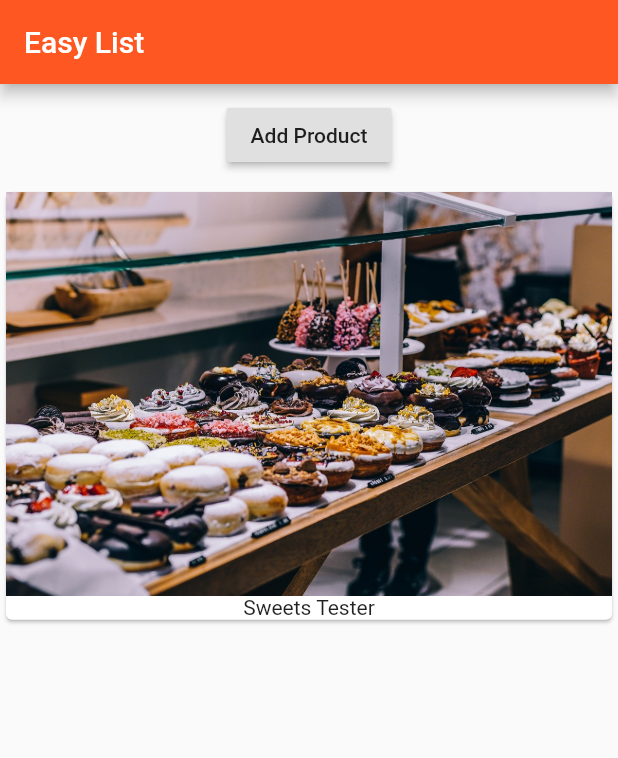
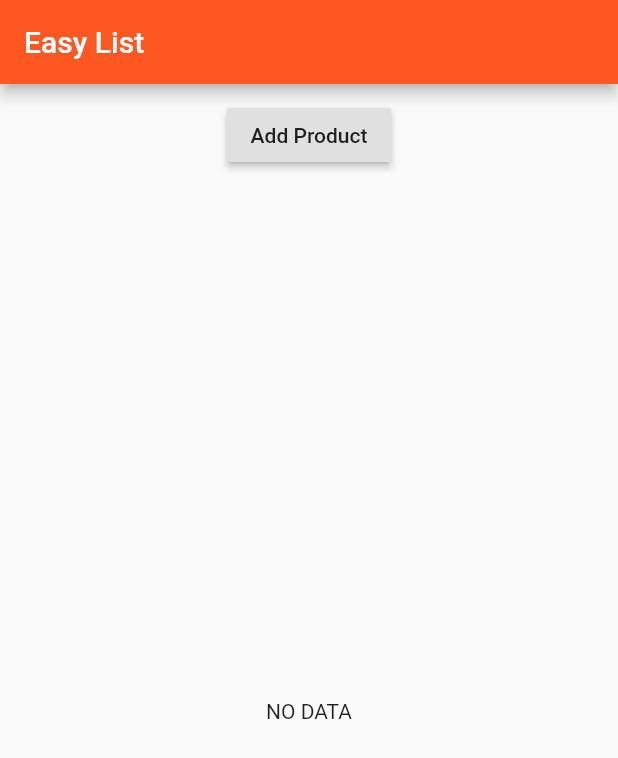
Before and after one commit to Hitvardhan-Singh-Solanki/flutter, a Flutter app: the screen it shows after launch, on a phone screen of 412 x 824 dp. Shown: the top 758 px of the screen. Run offline on Flutter 3.47's test engine with Material 2 defaults, Android fonts, the phone set to English and light mode, and no system bars.

Commit message:
conditonal data rendering

```diff
--- a/lib/product_manager.dart
+++ b/lib/product_manager.dart
@@ -5,7 +5,7 @@ import 'product_control.dart';
 class ProductManager extends StatefulWidget {
   final String startingProduct;
 
-  ProductManager({this.startingProduct = "Sweets Tester"});
+  ProductManager({this.startingProduct});
 
   @override
   State<StatefulWidget> createState() {
@@ -18,7 +18,8 @@ class _ProductManager extends State<ProductManager> {
 
   @override
   void initState() {
-    _products.add(widget.startingProduct);
+    if(widget.startingProduct != null)
+      _products.add(widget.startingProduct);
     super.initState();
   }
 
--- a/lib/products.dart
+++ b/lib/products.dart
@@ -3,24 +3,30 @@ import 'package:flutter/material.dart';
 class Products extends StatelessWidget {
   final List<String> products;
 
-  Products([this.products= const []]);
+  Products([this.products = const []]);
 
-
-  Widget _buildProductItem (BuildContext context, int index) {
-    return  Card(
-                child: Column(
-                  children: <Widget>[
-                    Image.asset('assets/food.jpg'),
-                    Text(products[index])]
-                ),
-              );
+  Widget _buildProductItem(BuildContext context, int index) {
+    return Card(
+      child: Column(children: <Widget>[
+        Image.asset('assets/food.jpg'),
+        Text(products[index])
+      ]),
+    );
   }
 
   @override
   Widget build(BuildContext context) {
-    return ListView.builder(
-     itemBuilder: _buildProductItem,
-     itemCount: products.length,
+    Widget prod = Center(
+      child: Text('NO DATA'),
     );
+
+    if (products.length > 0) {
+      prod = ListView.builder(
+        itemBuilder: _buildProductItem,
+        itemCount: products.length,
+      );
+    }
+
+    return prod;
   }
 }
```
